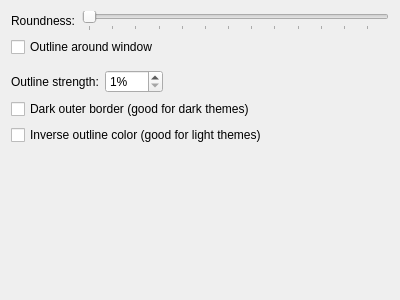
Qt form lightlyshaders_config.ui (tam1m/LightlyShaders) before a commit.
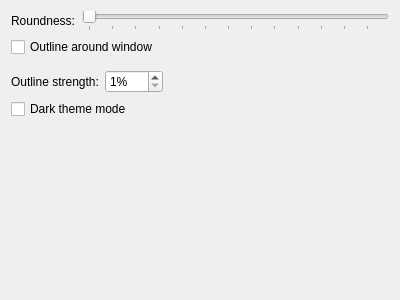
The same form after that commit.

Commit message: Use one switch for dark mode, code cleanup

```diff
--- a/lightlyshaders_config.ui
+++ b/lightlyshaders_config.ui
@@ -99,14 +99,7 @@
      <item>
       <widget class="QCheckBox" name="darkBorder">
        <property name="text">
-        <string>Dark outer border (good for dark themes)</string>
-       </property>
-      </widget>
-     </item>
-     <item>
-      <widget class="QCheckBox" name="inverseOutline">
-       <property name="text">
-        <string>Inverse outline color (good for light themes)</string>
+        <string>Dark theme mode</string>
        </property>
       </widget>
      </item>     
```
Left out of the diff: 2 changed lines with no effect on the pictures. The commit also changes 3 other files.
